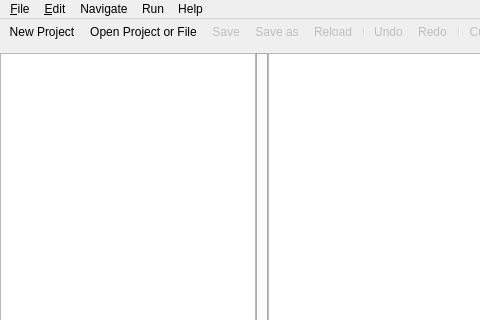
Above: NWTR_Robotics_GUI/mainwindow.ui from mnowator/SCARA_Control before the change; both pictures show x 0 to 480 and y 0 to 320 of the 1041 by 574 pixel window. Below: the same form after it.
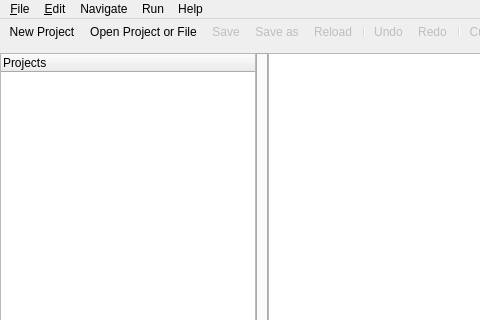
That is the form after the change. Icons and pictures are not drawn.

```diff
--- a/NWTR_Robotics_GUI/mainwindow.ui
+++ b/NWTR_Robotics_GUI/mainwindow.ui
@@ -60,11 +60,11 @@
           <bool>false</bool>
          </property>
          <attribute name="headerVisible">
-          <bool>false</bool>
+          <bool>true</bool>
          </attribute>
          <column>
           <property name="text">
-           <string>asdas</string>
+           <string>Projects</string>
           </property>
          </column>
         </widget>
```
